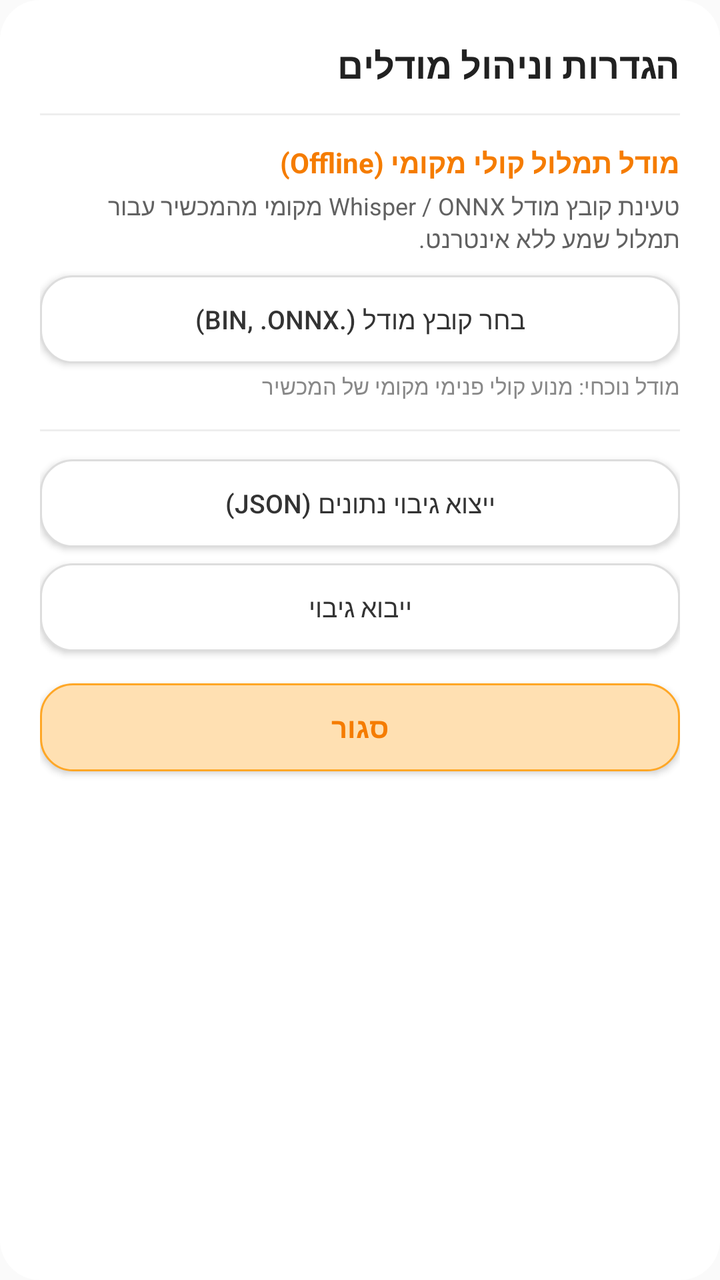
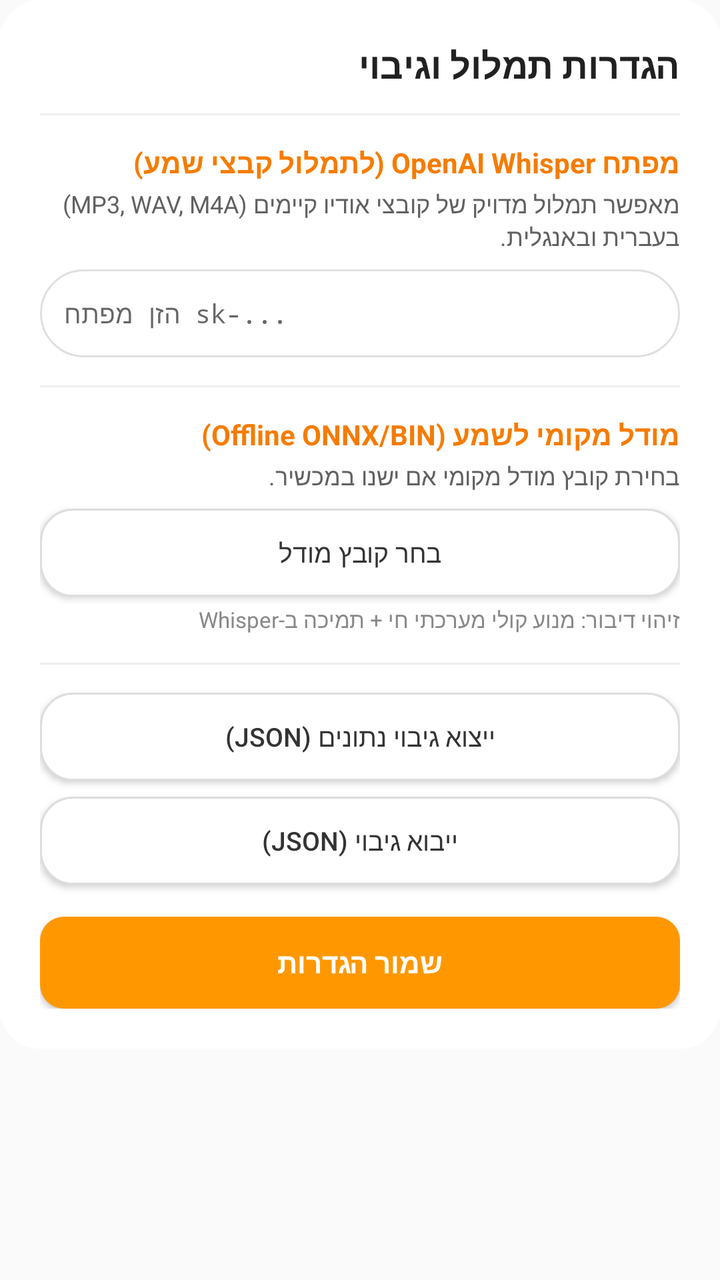

The first picture is an Android layout as it rendered before a commit; the second is the same layout after the commit. The layout source and the unified diff follow.
<!-- AndroidManifest.xml: application theme android:Theme.Material.Light.NoActionBar -->
<!-- res/layout/dialog_settings.xml -->
<LinearLayout xmlns:android="http://schemas.android.com/apk/res/android"
    android:layout_width="match_parent"
    android:layout_height="wrap_content"
    android:background="@drawable/bg_dialog_rounded"
    android:orientation="vertical"
    android:padding="20dp">

    <TextView
        android:layout_width="match_parent"
        android:layout_height="wrap_content"
        android:text="@string/settings_title"
        android:textColor="#212121"
        android:textSize="18sp"
        android:textStyle="bold" />

    <View
        android:layout_width="match_parent"
        android:layout_height="1dp"
        android:layout_marginTop="12dp"
        android:layout_marginBottom="14dp"
        android:background="#EEEEEE" />

    <TextView
        android:layout_width="match_parent"
        android:layout_height="wrap_content"
        android:text="@string/ai_model_title"
        android:textColor="@color/primary_dark"
        android:textSize="14sp"
        android:textStyle="bold" />

    <TextView
        android:layout_width="match_parent"
        android:layout_height="wrap_content"
        android:layout_marginTop="4dp"
        android:text="@string/ai_model_desc"
        android:textColor="#616161"
        android:textSize="12sp" />

    <Button
        android:id="@+id/btn_pick_model"
        android:layout_width="match_parent"
        android:layout_height="44dp"
        android:layout_marginTop="10dp"
        android:background="@drawable/bg_chip_normal"
        android:text="@string/choose_model_file"
        android:textColor="#333333"
        android:textSize="13sp" />

    <TextView
        android:id="@+id/tv_current_model"
        android:layout_width="match_parent"
        android:layout_height="wrap_content"
        android:layout_marginTop="4dp"
        android:text="מודל נוכחי: מנוע קולי פנימי מקומי של המכשיר"
        android:textColor="#888888"
        android:textSize="11sp" />

    <View
        android:layout_width="match_parent"
        android:layout_height="1dp"
        android:layout_marginTop="14dp"
        android:layout_marginBottom="14dp"
        android:background="#EEEEEE" />

    <Button
        android:id="@+id/btn_export_json"
        android:layout_width="match_parent"
        android:layout_height="44dp"
        android:background="@drawable/bg_chip_normal"
        android:text="@string/export_data"
        android:textColor="#333333"
        android:textSize="13sp" />

    <Button
        android:id="@+id/btn_import_json"
        android:layout_width="match_parent"
        android:layout_height="44dp"
        android:layout_marginTop="8dp"
        android:background="@drawable/bg_chip_normal"
        android:text="@string/import_data"
        android:textColor="#333333"
        android:textSize="13sp" />

    <Button
        android:id="@+id/btn_close_settings"
        android:layout_width="match_parent"
        android:layout_height="44dp"
        android:layout_marginTop="16dp"
        android:background="@drawable/bg_chip_selected"
        android:text="@string/close"
        android:textColor="@color/primary_dark"
        android:textSize="14sp"
        android:textStyle="bold" />

</LinearLayout>
<!-- resources referenced by this layout -->
<resources>
  <color name="primary_dark">#F57C00</color>
  <!-- drawable bg_chip_normal (drawable) -->
  <shape xmlns:android="http://schemas.android.com/apk/res/android"
      android:shape="rectangle">
      <solid android:color="#FFFFFF" />
      <corners android:radius="16dp" />
      <stroke android:width="1dp" android:color="#DDDDDD" />
  </shape>
  <!-- drawable bg_chip_selected (drawable) -->
  <shape xmlns:android="http://schemas.android.com/apk/res/android"
      android:shape="rectangle">
      <solid android:color="#FFE0B2" />
      <corners android:radius="16dp" />
      <stroke android:width="1dp" android:color="#FFA726" />
  </shape>
  <!-- drawable bg_dialog_rounded (drawable) -->
  <shape xmlns:android="http://schemas.android.com/apk/res/android"
      android:shape="rectangle">
      <solid android:color="#FFFFFF" />
      <corners android:radius="20dp" />
  </shape>
  <string name="ai_model_desc">טעינת קובץ מודל Whisper / ONNX מקומי מהמכשיר עבור תמלול שמע ללא אינטרנט.</string>
  <string name="ai_model_title">מודל תמלול קולי מקומי (Offline)</string>
  <string name="choose_model_file">בחר קובץ מודל (.bin, .onnx)</string>
  <string name="close">סגור</string>
  <string name="export_data">ייצוא גיבוי נתונים (JSON)</string>
  <string name="import_data">ייבוא גיבוי</string>
  <string name="settings_title">הגדרות וניהול מודלים</string>
</resources>

<!-- the commit's change to res/layout/dialog_settings.xml (unified diff, before → after) -->
@@ -1,95 +1,139 @@
-<LinearLayout xmlns:android="http://schemas.android.com/apk/res/android"
+<ScrollView xmlns:android="http://schemas.android.com/apk/res/android"
     android:layout_width="match_parent"
-    android:layout_height="wrap_content"
-    android:background="@drawable/bg_dialog_rounded"
-    android:orientation="vertical"
-    android:padding="20dp">
+    android:layout_height="wrap_content">
 
-    <TextView
+    <LinearLayout
         android:layout_width="match_parent"
         android:layout_height="wrap_content"
-        android:text="@string/settings_title"
-        android:textColor="#212121"
-        android:textSize="18sp"
-        android:textStyle="bold" />
+        android:background="@drawable/bg_dialog_rounded"
+        android:orientation="vertical"
+        android:padding="20dp">
 
-    <View
-        android:layout_width="match_parent"
-        android:layout_height="1dp"
-        android:layout_marginTop="12dp"
-        android:layout_marginBottom="14dp"
-        android:background="#EEEEEE" />
+        <TextView
+            android:layout_width="match_parent"
+            android:layout_height="wrap_content"
+            android:text="@string/settings_title"
+            android:textColor="#212121"
+            android:textSize="18sp"
+            android:textStyle="bold" />
 
-    <TextView
-        android:layout_width="match_parent"
-        android:layout_height="wrap_content"
-        android:text="@string/ai_model_title"
-        android:textColor="@color/primary_dark"
-        android:textSize="14sp"
-        android:textStyle="bold" />
+        <View
+            android:layout_width="match_parent"
+            android:layout_height="1dp"
+            android:layout_marginTop="12dp"
+            android:layout_marginBottom="14dp"
+            android:background="#EEEEEE" />
 
-    <TextView
-        android:layout_width="match_parent"
-        android:layout_height="wrap_content"
-        android:layout_marginTop="4dp"
-        android:text="@string/ai_model_desc"
-        android:textColor="#616161"
-        android:textSize="12sp" />
+        
+        <TextView
+            android:layout_width="match_parent"
+            android:layout_height="wrap_content"
+            android:text="@string/whisper_api_title"
+            android:textColor="@color/primary_dark"
+            android:textSize="14sp"
+            android:textStyle="bold" />
 
-    <Button
-        android:id="@+id/btn_pick_model"
-        android:layout_width="match_parent"
-        android:layout_height="44dp"
-        android:layout_marginTop="10dp"
-        android:background="@drawable/bg_chip_normal"
-        android:text="@string/choose_model_file"
-        android:textColor="#333333"
-        android:textSize="13sp" />
+        <TextView
+            android:layout_width="match_parent"
+            android:layout_height="wrap_content"
+            android:layout_marginTop="3dp"
+            android:text="@string/whisper_api_desc"
+            android:textColor="#616161"
+            android:textSize="12sp" />
 
-    <TextView
-        android:id="@+id/tv_current_model"
-        android:layout_width="match_parent"
-        android:layout_height="wrap_content"
-        android:layout_marginTop="4dp"
-        android:text="מודל נוכחי: מנוע קולי פנימי מקומי של המכשיר"
-        android:textColor="#888888"
-        android:textSize="11sp" />
+        <EditText
+            android:id="@+id/edit_whisper_api_key"
+            android:layout_width="match_parent"
+            android:layout_height="44dp"
+            android:layout_marginTop="8dp"
+            android:background="@drawable/bg_search"
+            android:hint="@string/whisper_key_hint"
+            android:inputType="textPassword"
+            android:paddingStart="12dp"
+            android:paddingEnd="12dp"
+            android:textColor="#212121"
+            android:textSize="13sp" />
 
-    <View
-        android:layout_width="match_parent"
-        android:layout_height="1dp"
-        android:layout_marginTop="14dp"
-        android:layout_marginBottom="14dp"
-        android:background="#EEEEEE" />
+        <View
+            android:layout_width="match_parent"
+            android:layout_height="1dp"
+            android:layout_marginTop="14dp"
+            android:layout_marginBottom="14dp"
+            android:background="#EEEEEE" />
 
-    <Button
-        android:id="@+id/btn_export_json"
-        android:layout_width="match_parent"
-        android:layout_height="44dp"
-        android:background="@drawable/bg_chip_normal"
-        android:text="@string/export_data"
-        android:textColor="#333333"
-        android:textSize="13sp" />
+        
+        <TextView
+            android:layout_width="match_parent"
+            android:layout_height="wrap_content"
+            android:text="@string/ai_model_title"
+            android:textColor="@color/primary_dark"
+            android:textSize="14sp"
+            android:textStyle="bold" />
 
-    <Button
-        android:id="@+id/btn_import_json"
-        android:layout_width="match_parent"
-        android:layout_height="44dp"
-        android:layout_marginTop="8dp"
-        android:background="@drawable/bg_chip_normal"
-        android:text="@string/import_data"
-        android:textColor="#333333"
-        android:textSize="13sp" />
+        <TextView
+            android:layout_width="match_parent"
+            android:layout_height="wrap_content"
+            android:layout_marginTop="3dp"
+            android:text="@string/ai_model_desc"
+            android:textColor="#616161"
+            android:textSize="12sp" />
 
-    <Button
-        android:id="@+id/btn_close_settings"
-        android:layout_width="match_parent"
-        android:layout_height="44dp"
-        android:layout_marginTop="16dp"
-        android:background="@drawable/bg_chip_selected"
-        android:text="@string/close"
-        android:textColor="@color/primary_dark"
-        android:textSize="14sp"
-        android:textStyle="bold" />
+        <Button
+            android:id="@+id/btn_pick_model"
+            android:layout_width="match_parent"
+            android:layout_height="44dp"
+            android:layout_marginTop="8dp"
+            android:background="@drawable/bg_chip_normal"
+            android:text="@string/choose_model_file"
+            android:textColor="#333333"
+            android:textSize="13sp" />
 
-</LinearLayout>
+        <TextView
+            android:id="@+id/tv_current_model"
+            android:layout_width="match_parent"
+            android:layout_height="wrap_content"
+            android:layout_marginTop="4dp"
+            android:text="זיהוי דיבור: מנוע קולי מערכתי חי + תמיכה ב-Whisper"
+            android:textColor="#888888"
+            android:textSize="11sp" />
+
+        <View
+            android:layout_width="match_parent"
+            android:layout_height="1dp"
+            android:layout_marginTop="14dp"
+            android:layout_marginBottom="14dp"
+            android:background="#EEEEEE" />
+
+        
+        <Button
+            android:id="@+id/btn_export_json"
+            android:layout_width="match_parent"
+            android:layout_height="44dp"
+            android:background="@drawable/bg_chip_normal"
+            android:text="@string/export_data"
+            android:textColor="#333333"
+            android:textSize="13sp" />
+
+        <Button
+            android:id="@+id/btn_import_json"
+            android:layout_width="match_parent"
+            android:layout_height="44dp"
+            android:layout_marginTop="8dp"
+            android:background="@drawable/bg_chip_normal"
+            android:text="@string/import_data"
+            android:textColor="#333333"
+            android:textSize="13sp" />
+
+        <Button
+            android:id="@+id/btn_close_settings"
+            android:layout_width="match_parent"
+            android:layout_height="46dp"
+            android:layout_marginTop="16dp"
+            android:background="@drawable/bg_button_primary"
+            android:text="@string/save_settings"
+            android:textColor="#FFFFFF"
+            android:textSize="14sp"
+            android:textStyle="bold" />
+
+    </LinearLayout>
+</ScrollView>
<!-- resource entries referenced after the edit -->
@@ -1,6 +1,12 @@
 <!-- resources referenced by this layout -->
 <resources>
   <color name="primary_dark">#F57C00</color>
+  <!-- drawable bg_button_primary (drawable) -->
+  <shape xmlns:android="http://schemas.android.com/apk/res/android"
+      android:shape="rectangle">
+      <solid android:color="#FF9800" />
+      <corners android:radius="12dp" />
+  </shape>
   <!-- drawable bg_chip_normal (drawable) -->
   <shape xmlns:android="http://schemas.android.com/apk/res/android"
       android:shape="rectangle">
@@ -8,25 +14,28 @@
       <corners android:radius="16dp" />
       <stroke android:width="1dp" android:color="#DDDDDD" />
   </shape>
-  <!-- drawable bg_chip_selected (drawable) -->
-  <shape xmlns:android="http://schemas.android.com/apk/res/android"
-      android:shape="rectangle">
-      <solid android:color="#FFE0B2" />
-      <corners android:radius="16dp" />
-      <stroke android:width="1dp" android:color="#FFA726" />
-  </shape>
   <!-- drawable bg_dialog_rounded (drawable) -->
   <shape xmlns:android="http://schemas.android.com/apk/res/android"
       android:shape="rectangle">
       <solid android:color="#FFFFFF" />
       <corners android:radius="20dp" />
   </shape>
-  <string name="ai_model_desc">טעינת קובץ מודל Whisper / ONNX מקומי מהמכשיר עבור תמלול שמע ללא אינטרנט.</string>
-  <string name="ai_model_title">מודל תמלול קולי מקומי (Offline)</string>
-  <string name="choose_model_file">בחר קובץ מודל (.bin, .onnx)</string>
-  <string name="close">סגור</string>
+  <!-- drawable bg_search (drawable) -->
+  <shape xmlns:android="http://schemas.android.com/apk/res/android"
+      android:shape="rectangle">
+      <solid android:color="#FFFFFF" />
+      <corners android:radius="24dp" />
+      <stroke android:width="1dp" android:color="#E0E0E0" />
+  </shape>
+  <string name="ai_model_desc">בחירת קובץ מודל מקומי אם ישנו במכשיר.</string>
+  <string name="ai_model_title">מודל מקומי לשמע (Offline ONNX/BIN)</string>
+  <string name="choose_model_file">בחר קובץ מודל</string>
   <string name="export_data">ייצוא גיבוי נתונים (JSON)</string>
-  <string name="import_data">ייבוא גיבוי</string>
-  <string name="settings_title">הגדרות וניהול מודלים</string>
+  <string name="import_data">ייבוא גיבוי (JSON)</string>
+  <string name="save_settings">שמור הגדרות</string>
+  <string name="settings_title">הגדרות תמלול וגיבוי</string>
+  <string name="whisper_api_desc">מאפשר תמלול מדויק של קובצי אודיו קיימים (MP3, WAV, M4A) בעברית ובאנגלית.</string>
+  <string name="whisper_api_title">מפתח OpenAI Whisper (לתמלול קבצי שמע)</string>
+  <string name="whisper_key_hint">הזן מפתח sk-...</string>
 </resources>
 
